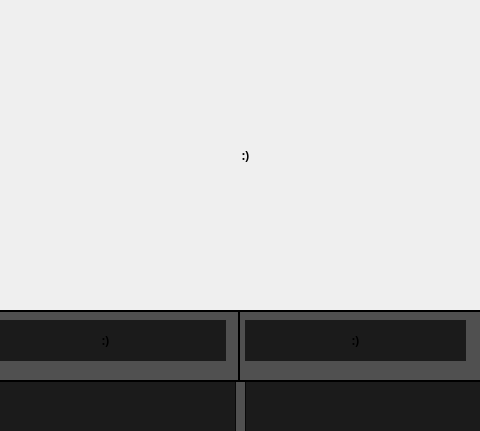
First picture: the form in Fight.ui, repository Kiziaka05/BikiniBottom2.0, before the edit; both pictures show x 305 to 785 and y 0 to 431 of the 1088 by 614 pixel window.
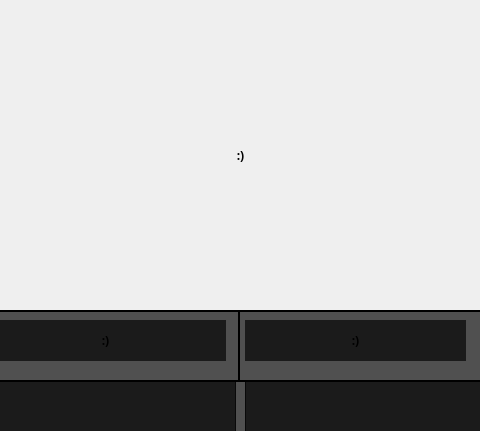
Second picture: the form after the edit. Icons and pictures are not drawn.

```diff
--- a/Fight.ui
+++ b/Fight.ui
@@ -274,9 +274,9 @@
   <widget class="QLabel" name="enemyImageLabel">
    <property name="geometry">
     <rect>
-     <x>350</x>
+     <x>390</x>
      <y>0</y>
-     <width>401</width>
+     <width>311</width>
      <height>311</height>
     </rect>
    </property>
```
